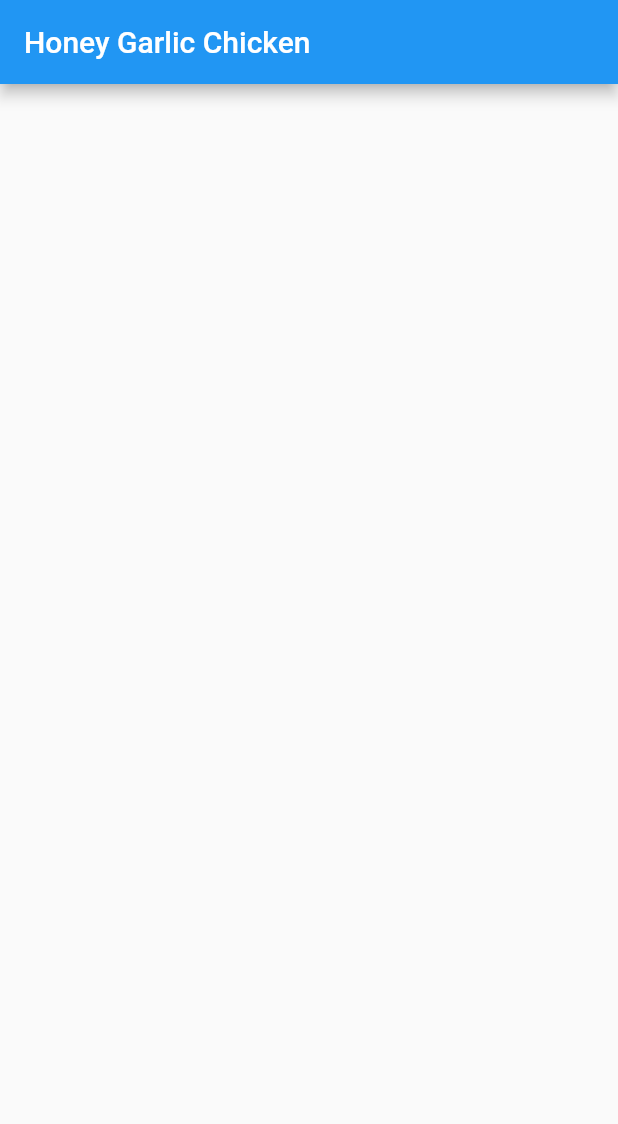
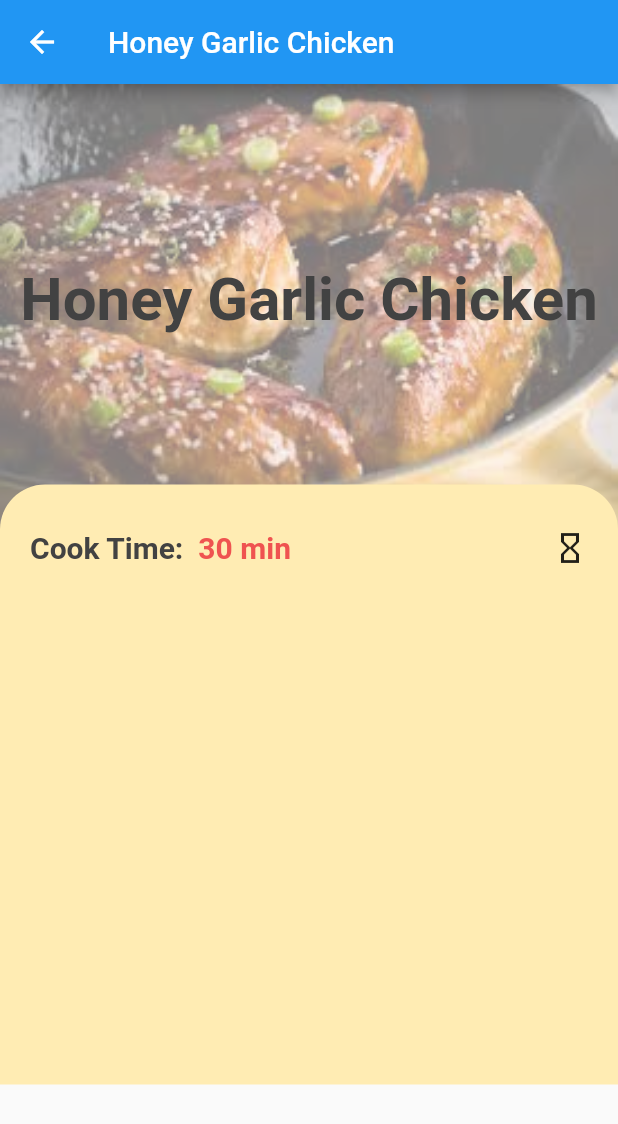
Before and after one commit to Haelioe/recipe_app, a Flutter app: the HoneyChicken screen opened directly, on a phone screen of 412 x 824 dp. Shown: the top 1124 px of the screen. Run offline on Flutter 3.47's test engine with Material 2 defaults, Android fonts, the phone set to English and light mode, and no system bars.

Commit message:
Honey Garlic screen instead - LOOKIN PRETTY CLEAN NGL

```diff
--- a/lib/screens/honey_chicken_screen.dart
+++ b/lib/screens/honey_chicken_screen.dart
@@ -1,3 +1,5 @@
+import 'dart:ui';
+
 import 'package:flutter/material.dart';
 
 class HoneyChicken extends StatefulWidget {
@@ -9,11 +11,88 @@ class _HoneyChickenState extends State<HoneyChicken> {
   @override
   Widget build(BuildContext context) {
     return Scaffold(
-      appBar: AppBar(title:Text("Honey Garlic Chicken"),
-        automaticallyImplyLeading: false,
-
+      appBar: AppBar(
+        title: Text("Honey Garlic Chicken"),
+        automaticallyImplyLeading: true,
       ),
-
+      body: Stack(
+        children: <Widget>[
+          Opacity(
+            opacity: .5,
+            child: Container(
+              height: MediaQuery.of(context).size.width * .75,
+              width: MediaQuery.of(context).size.width,
+              child: Image.asset(
+                'assets/honey.jpg',
+                fit: BoxFit.fill,
+              ),
+            ),
+          ),
+          ListView(
+            scrollDirection: Axis.vertical,
+            children: <Widget>[
+              SizedBox(height: 120),
+              Text(
+                'Honey Garlic Chicken',
+                style: TextStyle(
+                    fontWeight: FontWeight.bold,
+                    fontSize: 40,
+                    color: Colors.grey[800]),
+                textAlign: TextAlign.center,
+              ),
+              SizedBox(height: 100),
+              Container(
+                height: 400,
+                width: MediaQuery.of(context).size.width,
+                decoration: BoxDecoration(
+                    borderRadius: BorderRadius.only(
+                        topLeft: Radius.circular(30),
+                        topRight: Radius.circular(30)),
+                    color: Colors.amber[100]),
+                child: Column(
+                  children: <Widget>[
+                    SizedBox(
+                      height: 30,
+                    ),
+                    Padding(
+                      padding: const EdgeInsets.symmetric(horizontal: 20.0),
+                      child: Row(
+                        mainAxisAlignment: MainAxisAlignment.spaceBetween,
+                        children: <Widget>[
+                          Row(
+                            mainAxisAlignment: MainAxisAlignment.start,
+                            children: <Widget>[
+                              Text(
+                                'Cook Time:',
+                                style: TextStyle(
+                                  fontSize: 20,
+                                  fontWeight: FontWeight.bold,
+                                  color: Colors.grey[800],
+                                ),
+                              ),
+                              SizedBox(width: 10,),
+                              Text(
+                                '30 min',
+                                style: TextStyle(
+                                  fontSize: 20,
+                                  fontWeight: FontWeight.bold,
+                                  color: Colors.red[400],
+                                ),
+                              ),
+                            ],
+                          ),
+                          Icon(Icons.hourglass_empty),
+                        ],
+                      ),
+                    ),
+                    SizedBox(height: 30,),
+                  ],
+                ),
+              ),
+            ],
+          )
+        ],
+      ),
     );
   }
 }
```
Also changed, not shown: lib/screens/chicken_strog_screen.dart (+38 -2 lines).
